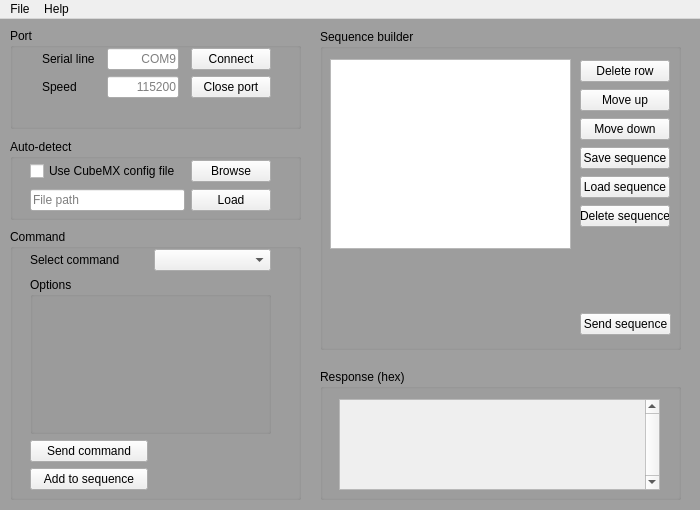
Above: pyQt/stm_gui.ui from AdamStork/dipterv before the change. Below: the same form after it.
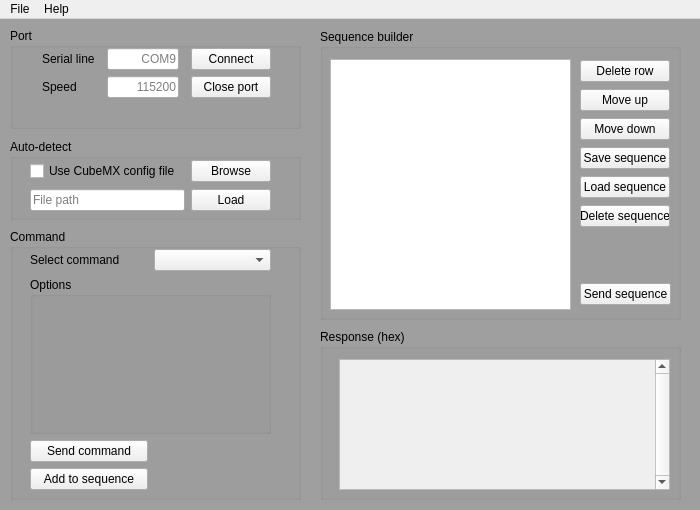
That is the form after the change.

```diff
--- a/pyQt/stm_gui.ui
+++ b/pyQt/stm_gui.ui
@@ -278,9 +278,9 @@
     <property name="geometry">
      <rect>
       <x>320</x>
-      <y>350</y>
+      <y>310</y>
       <width>361</width>
-      <height>131</height>
+      <height>171</height>
      </rect>
     </property>
     <property name="title">
@@ -291,8 +291,8 @@
       <rect>
        <x>19</x>
        <y>30</y>
-       <width>321</width>
-       <height>91</height>
+       <width>331</width>
+       <height>131</height>
       </rect>
      </property>
      <property name="verticalScrollBarPolicy">
@@ -309,8 +309,8 @@
        <rect>
         <x>0</x>
         <y>0</y>
-        <width>302</width>
-        <height>89</height>
+        <width>312</width>
+        <height>129</height>
        </rect>
       </property>
       <widget class="QWidget" name="verticalLayoutWidget">
@@ -318,8 +318,8 @@
         <rect>
          <x>10</x>
          <y>9</y>
-         <width>281</width>
-         <height>71</height>
+         <width>291</width>
+         <height>111</height>
         </rect>
        </property>
        <layout class="QVBoxLayout" name="scroll_layout">
@@ -390,7 +390,7 @@
       <x>320</x>
       <y>10</y>
       <width>361</width>
-      <height>321</height>
+      <height>291</height>
      </rect>
     </property>
     <property name="title">
@@ -456,7 +456,7 @@
        <x>10</x>
        <y>30</y>
        <width>241</width>
-       <height>190</height>
+       <height>251</height>
       </rect>
      </property>
      <layout class="QVBoxLayout" name="sequence_list_layout">
@@ -469,7 +469,7 @@
      <property name="geometry">
       <rect>
        <x>260</x>
-       <y>280</y>
+       <y>250</y>
        <width>91</width>
        <height>31</height>
       </rect>
```
